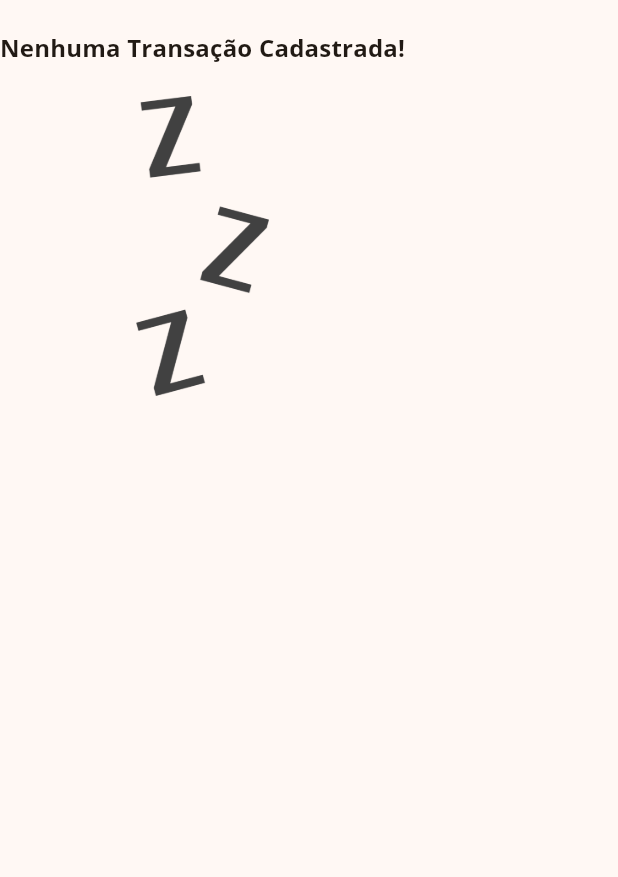
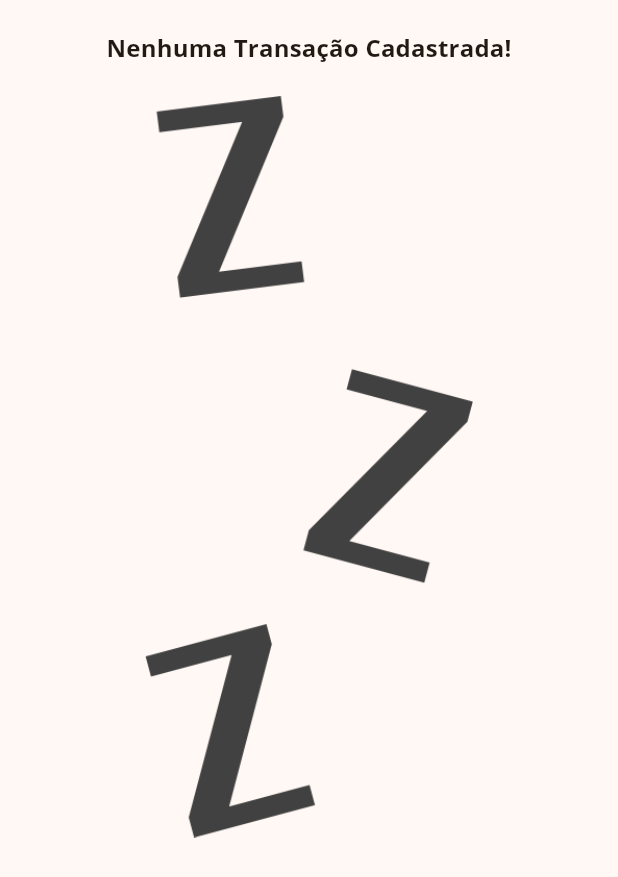
Before and after one commit to IsaiasFernandes/expenses_flutter, a Flutter app: what buildEmptyList() shows on an empty page, opened directly, on a phone screen of 412 x 824 dp. Shown: the top 877 px of the screen. Run offline on Flutter 3.47's test engine with Material 3 defaults, Android fonts, the phone set to English and light mode, and no system bars; our stand-ins replace flutter_multi_formatter.

Commit message:
refatorando tela e lista vazia

```diff
--- a/lib/presentation/views/home/buildEmptyList/buildEmptyList.dart
+++ b/lib/presentation/views/home/buildEmptyList/buildEmptyList.dart
@@ -4,9 +4,10 @@ import 'package:flutter/material.dart';
 import '../../../../utils/strings.dart';
 
 Widget buildEmptyList(BuildContext context) {
-  return Container(
-    height: 300,
-    child: Column(
+  return Center(
+    child: LayoutBuilder(
+      builder: (context, constraints) {
+        return Column(
           children: [
             SizedBox(height: 20),
             Text(
@@ -15,10 +16,12 @@ Widget buildEmptyList(BuildContext context) {
             ),
             SizedBox(height: 20),
             Container(
-          height: 200,
+              height: constraints.maxHeight * 0.6,
               child: Image.asset('assets/images/waiting.png', fit: BoxFit.cover),
             ),
           ],
+        );
+      },
     ),
   );
 }
```
Lines whose indentation alone changed are shown as unchanged.
